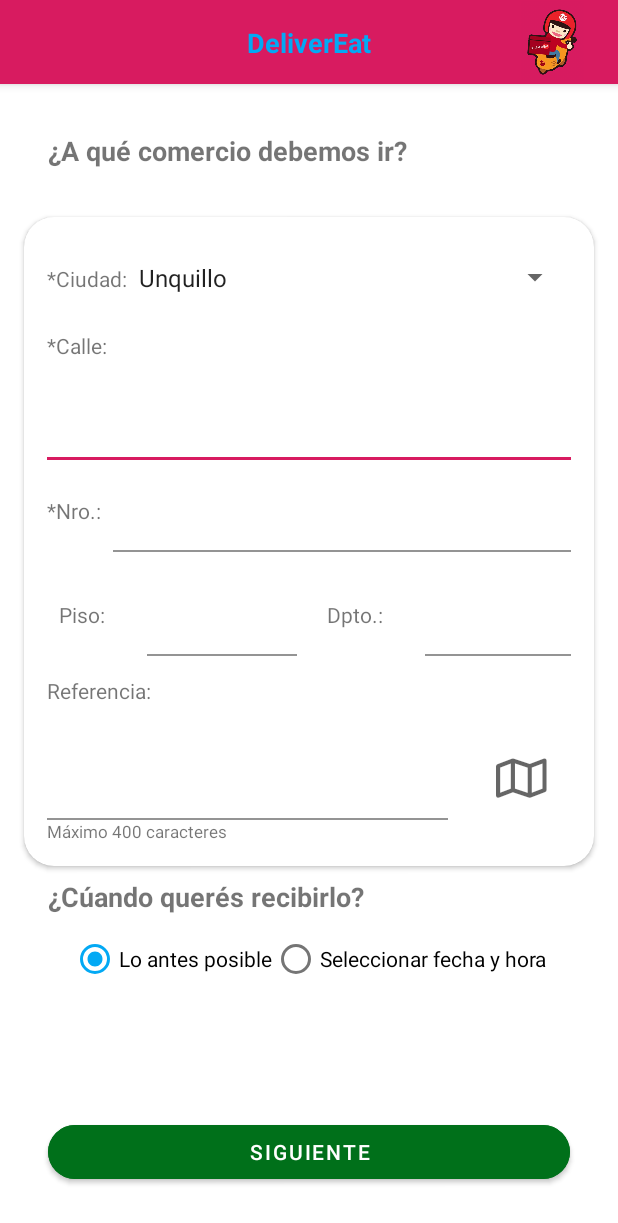
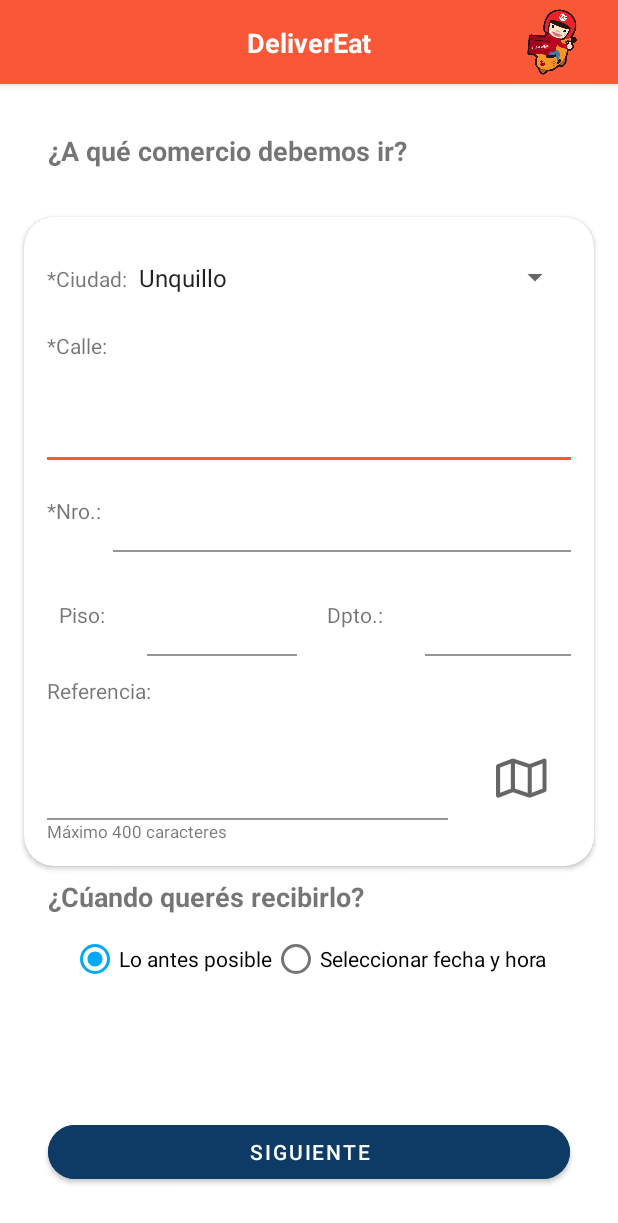
Before and after one commit to 83878-Nalino-Tomas/ISW_G9_4K4_2023, an Android app: the screen it shows after launch (MainActivity), on a phone screen of 412 x 824 dp. Shown: the top 1223 px of the screen. Run offline under Robolectric (Android 15) with nearby library versions, the phone set to English and light mode, and no system bars.

Commit message:
agrega paleta de colores

```diff
--- a/Practico/TP_Evaluables/Trabajo_Practico_N6/Delivery_Loquesea/app/src/main/res/layout/activity_confirmacion.xml
+++ b/Practico/TP_Evaluables/Trabajo_Practico_N6/Delivery_Loquesea/app/src/main/res/layout/activity_confirmacion.xml
@@ -53,7 +53,7 @@
         android:layout_marginStart="32dp"
         android:layout_marginEnd="32dp"
         android:layout_marginBottom="32dp"
-        android:backgroundTint="@color/verde_oscuro"
+        android:backgroundTint="@color/botones_azul"
         android:text="Hacer otro pedido"
         app:cornerRadius="20dp"
         app:layout_constraintBottom_toBottomOf="parent"
--- a/Practico/TP_Evaluables/Trabajo_Practico_N6/Delivery_Loquesea/app/src/main/res/layout/activity_descripcion_pedido.xml
+++ b/Practico/TP_Evaluables/Trabajo_Practico_N6/Delivery_Loquesea/app/src/main/res/layout/activity_descripcion_pedido.xml
@@ -13,7 +13,7 @@
         android:layout_marginStart="32dp"
         android:layout_marginEnd="32dp"
         android:layout_marginBottom="32dp"
-        android:backgroundTint="@color/botones_primario"
+        android:backgroundTint="@color/botones_azul"
         android:text="Siguiente"
         app:cornerRadius="50dp"
         app:layout_constraintBottom_toBottomOf="parent"
--- a/Practico/TP_Evaluables/Trabajo_Practico_N6/Delivery_Loquesea/app/src/main/res/layout/activity_domicilio_entrega.xml
+++ b/Practico/TP_Evaluables/Trabajo_Practico_N6/Delivery_Loquesea/app/src/main/res/layout/activity_domicilio_entrega.xml
@@ -319,7 +319,7 @@
                 android:layout_marginStart="32dp"
                 android:layout_marginEnd="32dp"
                 android:layout_marginBottom="32dp"
-                android:backgroundTint="@color/botones_primario"
+                android:backgroundTint="@color/botones_azul"
                 android:text="Siguiente"
                 app:cornerRadius="50dp"
                 app:layout_constraintBottom_toBottomOf="parent"
--- a/Practico/TP_Evaluables/Trabajo_Practico_N6/Delivery_Loquesea/app/src/main/res/layout/activity_main.xml
+++ b/Practico/TP_Evaluables/Trabajo_Practico_N6/Delivery_Loquesea/app/src/main/res/layout/activity_main.xml
@@ -31,7 +31,6 @@
             android:id="@+id/clVistaMain"
             android:layout_width="match_parent"
             android:layout_height="match_parent"
-            android:background="@color/white"
             android:visibility="visible">
 
 
@@ -82,7 +81,6 @@
                 android:layout_marginStart="16dp"
                 android:layout_marginTop="32dp"
                 android:layout_marginEnd="16dp"
-                app:cardBackgroundColor="@color/white"
                 app:cardCornerRadius="20dp"
                 app:layout_constraintEnd_toEndOf="parent"
                 app:layout_constraintStart_toStartOf="parent"
@@ -342,7 +340,7 @@
                 android:layout_marginTop="8dp"
                 android:layout_marginEnd="32dp"
                 android:layout_marginBottom="32dp"
-                android:backgroundTint="@color/botones_primario"
+                android:backgroundTint="@color/botones_azul"
                 android:text="Siguiente"
                 app:cornerRadius="50dp"
                 app:layout_constraintBottom_toBottomOf="parent"
--- a/Practico/TP_Evaluables/Trabajo_Practico_N6/Delivery_Loquesea/app/src/main/res/layout/activity_medio_pago.xml
+++ b/Practico/TP_Evaluables/Trabajo_Practico_N6/Delivery_Loquesea/app/src/main/res/layout/activity_medio_pago.xml
@@ -13,7 +13,7 @@
         android:layout_marginStart="32dp"
         android:layout_marginEnd="32dp"
         android:layout_marginBottom="32dp"
-        android:backgroundTint="@color/botones_primario"
+        android:backgroundTint="@color/botones_azul"
         android:text="Siguiente"
         app:cornerRadius="50dp"
         app:layout_constraintBottom_toBottomOf="parent"
--- a/Practico/TP_Evaluables/Trabajo_Practico_N6/Delivery_Loquesea/app/src/main/res/layout/activity_resumen.xml
+++ b/Practico/TP_Evaluables/Trabajo_Practico_N6/Delivery_Loquesea/app/src/main/res/layout/activity_resumen.xml
@@ -164,7 +164,7 @@
             android:layout_marginTop="16dp"
             android:layout_marginEnd="32dp"
             android:layout_marginBottom="32dp"
-            android:backgroundTint="@color/botones_primario"
+            android:backgroundTint="@color/botones_azul"
             android:text="Confirmar"
             app:cornerRadius="50dp"
             app:layout_constraintBottom_toBottomOf="parent"
--- a/Practico/TP_Evaluables/Trabajo_Practico_N6/Delivery_Loquesea/app/src/main/res/layout/custom_action_bar.xml
+++ b/Practico/TP_Evaluables/Trabajo_Practico_N6/Delivery_Loquesea/app/src/main/res/layout/custom_action_bar.xml
@@ -11,7 +11,7 @@
         android:layout_width="wrap_content"
         android:layout_height="wrap_content"
         android:text="DeliverEat"
-        android:textColor="@color/celeste_400"
+        android:textColor="@color/white"
         android:textSize="18sp"
         android:textStyle="bold"
         app:layout_constraintBottom_toBottomOf="parent"
@@ -46,7 +46,7 @@
         android:paddingBottom="0dp"
         android:shadowColor="@android:color/transparent"
         android:text="\uf060"
-        android:textColor="@color/celeste_400"
+        android:textColor="@color/white"
         android:textColorHighlight="@android:color/transparent"
         android:textColorHint="@android:color/transparent"
         android:textColorLink="@android:color/transparent"
--- a/Practico/TP_Evaluables/Trabajo_Practico_N6/Delivery_Loquesea/app/src/main/res/layout/dialogo_layout.xml
+++ b/Practico/TP_Evaluables/Trabajo_Practico_N6/Delivery_Loquesea/app/src/main/res/layout/dialogo_layout.xml
@@ -20,6 +20,7 @@
         android:id="@+id/btnCerrarDial"
         android:layout_width="wrap_content"
         android:layout_height="wrap_content"
+        android:backgroundTint="@color/sandy_brown"
         android:text="Aceptar"
         app:layout_constraintBottom_toBottomOf="parent"
         app:layout_constraintEnd_toEndOf="parent"
--- a/Practico/TP_Evaluables/Trabajo_Practico_N6/Delivery_Loquesea/app/src/main/res/values/colors.xml
+++ b/Practico/TP_Evaluables/Trabajo_Practico_N6/Delivery_Loquesea/app/src/main/res/values/colors.xml
@@ -16,4 +16,9 @@
     <color name="teal_700">#FF018786</color>
     <color name="black">#FF000000</color>
     <color name="white">#FFFFFFFF</color>
+    <color name="botones_azul">#0D3B66</color>
+    <color name="lemon_chiffon">#FAF0CA</color>
+    <color name="naples_yellow">#F4D35E</color>
+    <color name="sandy_brown">#EE964B</color>
+    <color name="tomato">#F95738</color>
 </resources>
--- a/Practico/TP_Evaluables/Trabajo_Practico_N6/Delivery_Loquesea/app/src/main/res/values/themes.xml
+++ b/Practico/TP_Evaluables/Trabajo_Practico_N6/Delivery_Loquesea/app/src/main/res/values/themes.xml
@@ -4,7 +4,7 @@
         <!-- Primary brand color. -->
         <!--<item name="colorPrimary">@color/purple_500</item>
         <item name="colorPrimaryVariant">@color/purple_700</item>-->
-        <item name="colorPrimary">@color/rosa_100</item>
+        <item name="colorPrimary">@color/tomato</item>
         <!--<item name="colorPrimaryVariant">@color/rosa_200</item>-->
         <item name="colorPrimaryVariant">@color/verde_oscuro</item>
         <item name="colorOnPrimary">@color/white</item>
```
Also changed, not shown: 287 other files.
